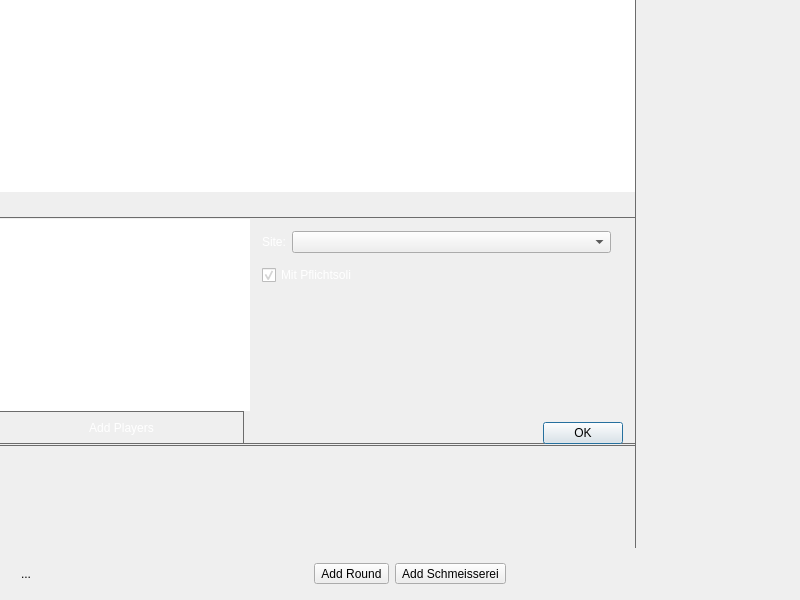
lbproductions/psnewmodel, file src/ui/game/gamewindow.ui: the form before one commit.
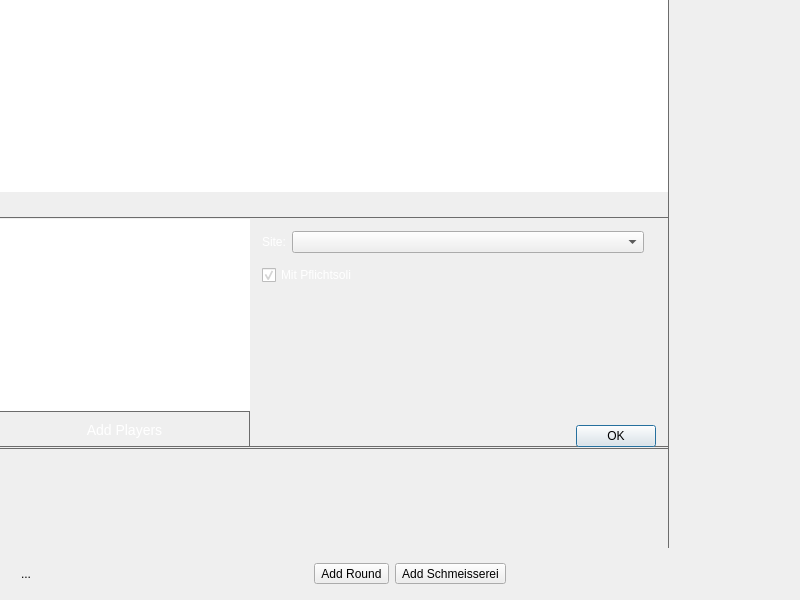
The form after the commit. Icons and pictures are not drawn. Custom widgets are drawn as their Qt base class.

What changed in the file:
```diff
--- a/src/ui/game/gamewindow.ui
+++ b/src/ui/game/gamewindow.ui
@@ -38,14 +38,13 @@
 QSplitter:handle {
 background-color: rgb(108,108,108);
 }
-QPushButton#pushButtonAddPlayers {
+QToolButton#pushButtonAddPlayers {
 	color: white;
-	border: none;
 	border: 1px solid rgb(108,108,108);
 	border-left: none;
 	border-bottom: none;
 	height: 32px;
-	margin-right: 6px;
+	font-size: 14px;
 }
 PlayersListWidget {
 	background-color: rgba(0,0,0,0);
@@ -90,13 +89,49 @@
          <number>0</number>
         </property>
         <item>
-         <widget class="QTableView" name="tableView">
+         <layout class="QHBoxLayout" name="horizontalLayout_4" stretch="0,1">
+          <property name="spacing">
+           <number>0</number>
+          </property>
+          <property name="topMargin">
+           <number>0</number>
+          </property>
+          <item>
+           <widget class="QTableView" name="tableViewInformation">
+            <property name="sizePolicy">
+             <sizepolicy hsizetype="Maximum" vsizetype="Expanding">
+              <horstretch>0</horstretch>
+              <verstretch>0</verstretch>
+             </sizepolicy>
+            </property>
+            <property name="maximumSize">
+             <size>
+              <width>16777215</width>
+              <height>16777215</height>
+             </size>
+            </property>
+            <property name="frameShape">
+             <enum>QFrame::NoFrame</enum>
+            </property>
+            <property name="showGrid">
+             <bool>false</bool>
+            </property>
+            <attribute name="horizontalHeaderDefaultSectionSize">
+             <number>40</number>
+            </attribute>
+           </widget>
+          </item>
+          <item>
+           <widget class="QTableView" name="tableViewOverview">
           <property name="sizePolicy">
            <sizepolicy hsizetype="Expanding" vsizetype="Fixed">
             <horstretch>0</horstretch>
             <verstretch>0</verstretch>
            </sizepolicy>
           </property>
+            <property name="autoFillBackground">
+             <bool>true</bool>
+            </property>
           <property name="frameShape">
            <enum>QFrame::NoFrame</enum>
           </property>
@@ -121,7 +156,15 @@
           <property name="cornerButtonEnabled">
            <bool>false</bool>
           </property>
-         </widget>
+            <attribute name="horizontalHeaderDefaultSectionSize">
+             <number>40</number>
+            </attribute>
+            <attribute name="verticalHeaderVisible">
+             <bool>false</bool>
+            </attribute>
+           </widget>
+          </item>
+         </layout>
         </item>
         <item>
          <widget class="QWidget" name="widgetCreateGame" native="true">
@@ -187,13 +230,16 @@
                 </widget>
                </item>
                <item>
-                <widget class="QPushButton" name="pushButtonAddPlayers">
+                <widget class="QToolButton" name="pushButtonAddPlayers">
+                 <property name="sizePolicy">
+                  <sizepolicy hsizetype="Expanding" vsizetype="Fixed">
+                   <horstretch>0</horstretch>
+                   <verstretch>0</verstretch>
+                  </sizepolicy>
+                 </property>
                  <property name="text">
                   <string>Add Players</string>
                  </property>
-                 <property name="flat">
-                  <bool>false</bool>
-                 </property>
                 </widget>
                </item>
               </layout>
@@ -293,8 +339,8 @@
             <rect>
              <x>0</x>
              <y>0</y>
-             <width>597</width>
-             <height>99</height>
+             <width>653</width>
+             <height>93</height>
             </rect>
            </property>
            <layout class="QHBoxLayout" name="horizontalLayout_3" stretch="0,0">
```
Left out of the diff: 2 changed lines with no effect on the pictures. Lines whose indentation alone changed are shown as unchanged.
